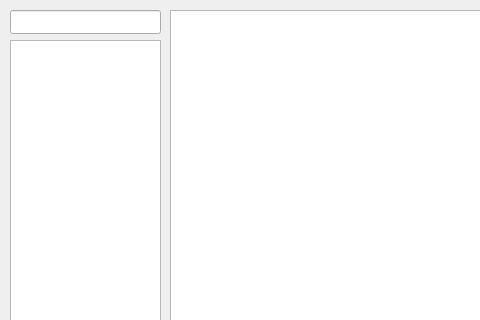
Above: pigeonclient/pigeonclient_main.ui from anthes1s/pigeon before the change; both pictures show x 0 to 480 and y 0 to 320 of the 800 by 600 pixel window. Below: the same form after it.
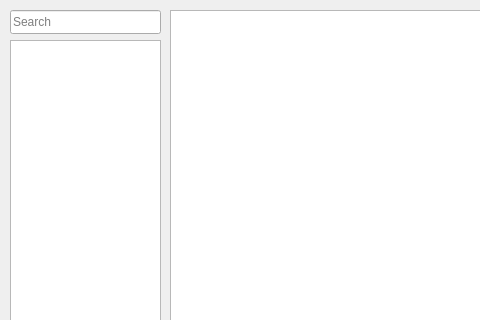
That is the form after the change.

```diff
--- a/pigeonclient/pigeonclient_main.ui
+++ b/pigeonclient/pigeonclient_main.ui
@@ -56,6 +56,9 @@
       <height>24</height>
      </rect>
     </property>
+    <property name="placeholderText">
+     <string>Search</string>
+    </property>
    </widget>
    <widget class="QListWidget" name="lwSearchResults">
     <property name="geometry">
```
